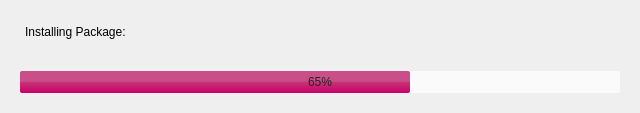
First picture: the form in yali/yali/gui/Ui/installprogress.ui, repository pisilinux/project, before the edit.
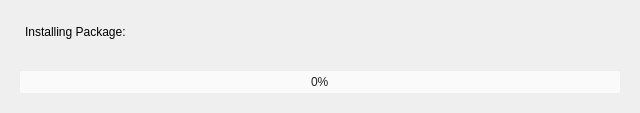
Second picture: the form after the edit.

Commit message: let progressbar starts from 0

What changed in the file:
```diff
--- a/yali/yali/gui/Ui/installprogress.ui
+++ b/yali/yali/gui/Ui/installprogress.ui
@@ -59,7 +59,7 @@
          </size>
         </property>
         <property name="value">
-         <number>65</number>
+         <number>0</number>
         </property>
        </widget>
       </item>
```
